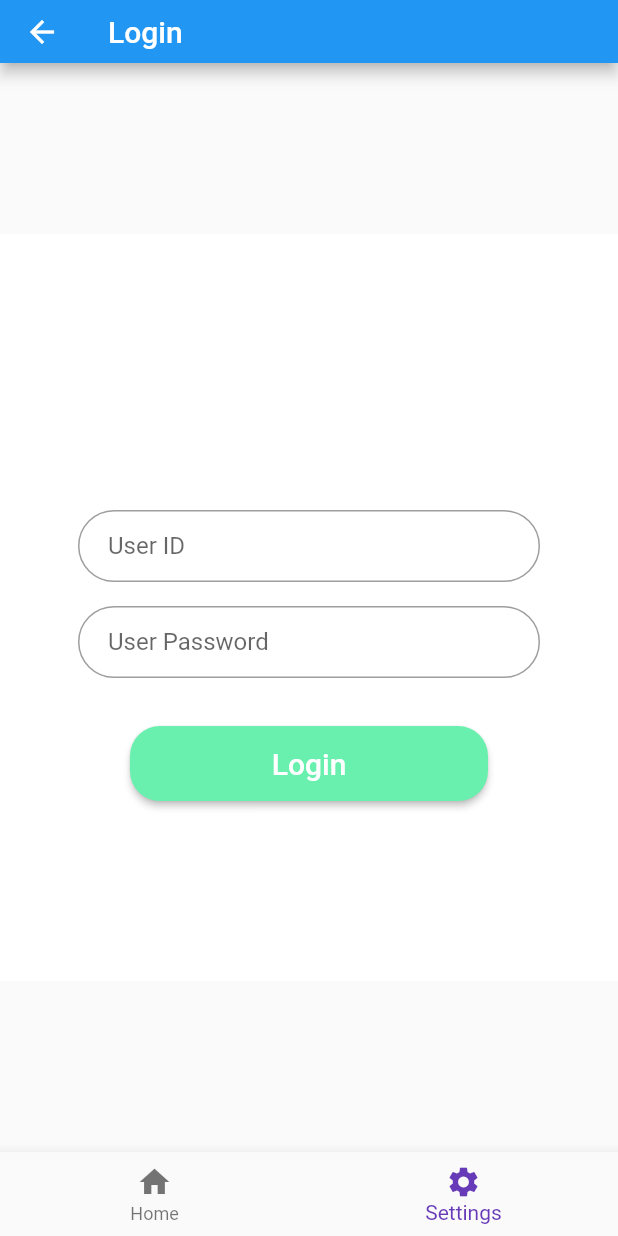
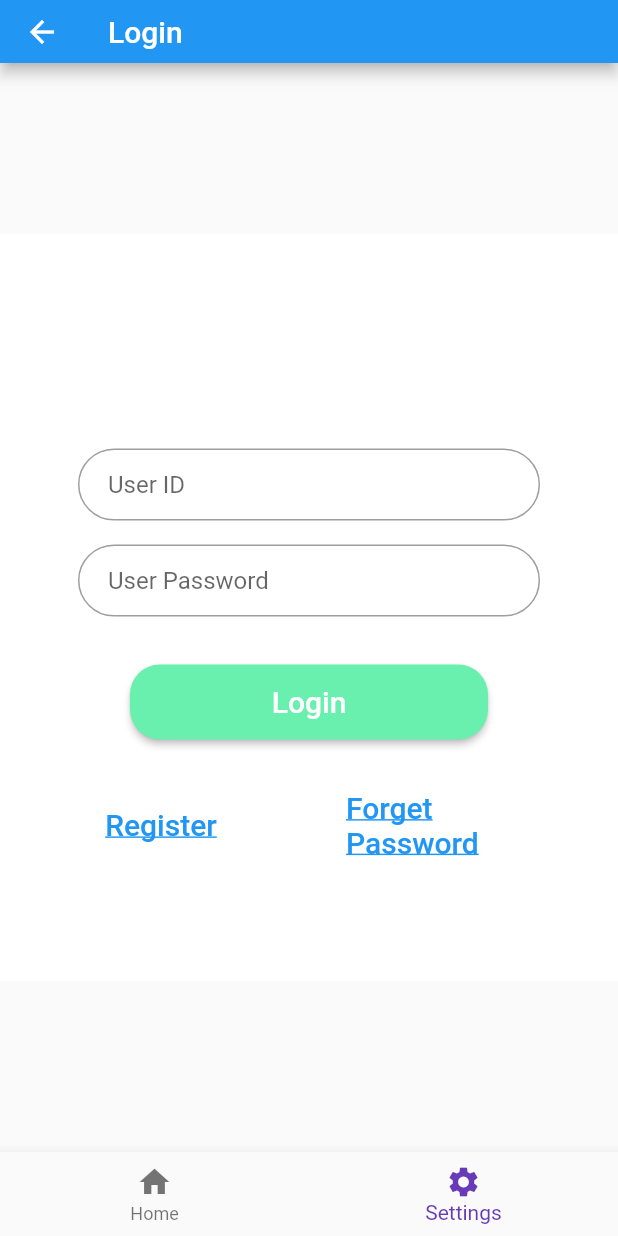
Before and after one commit to lhcdims/fluttertemplate02, a Flutter app: the ClsLogin screen opened directly, on a phone screen of 412 x 824 dp. Run offline on Flutter 3.47's test engine with Material 2 defaults, Android fonts, the phone set to English and light mode, and no system bars; our stand-ins replace connectivity, flutter_redux, fluttertoast, modal_progress_hud, redux, shared_preferences; missing offline and left inert: adhara_socket_io, threading; accounts and stored records are empty.

Commit message:
Start Register & Forget Password

```diff
--- a/lib/LangStrings.dart
+++ b/lib/LangStrings.dart
@@ -25,6 +25,7 @@ class ls {
   // vars for English
   static var listStrings_EN = [
     // General
+    { 'Title':'ForgetPassword', 'Content':'Forget Password'},
     { 'Title':'Home', 'Content':'Home'},
     { 'Title':'Login', 'Content':'Login'},
     { 'Title':'LoginErrorLoginAgain', 'Content':'Login Failed: Pls. login again'},
@@ -34,6 +35,7 @@ class ls {
     { 'Title':'LoginErrorUserIDPassword', 'Content':'Login Failed: User ID & Password does not match'},
     { 'Title':'LoginSuccess', 'Content':'Login Success'},
     { 'Title':'Logout', 'Content':'Logout'},
+    { 'Title':'Register', 'Content':'Register'},
     { 'Title':'NetworkConnected', 'Content':'Network Connected'},
     { 'Title':'NetworkDisconnected', 'Content':'Network Disonnected'},
     { 'Title':'SelectLanguage', 'Content':'Select Language'},
@@ -50,6 +52,7 @@ class ls {
   // vars for Simplified Chinese
   static var listStrings_SC = [
     // General
+    { 'Title':'ForgetPassword', 'Content':'忘记密码'},
     { 'Title':'Home', 'Content':'首页'},
     { 'Title':'Login', 'Content':'登录'},
     { 'Title':'LoginErrorLoginAgain', 'Content':'登入失败：请重新登入'},
@@ -59,6 +62,7 @@ class ls {
     { 'Title':'LoginErrorUserIDPassword', 'Content':'登入失败：账户ID 及 密码不匹配'},
     { 'Title':'LoginSuccess', 'Content':'登入成功'},
     { 'Title':'Logout', 'Content':'登出'},
+    { 'Title':'Register', 'Content':'注册'},
     { 'Title':'NetworkConnected', 'Content':'已连接网络'},
     { 'Title':'NetworkDisconnected', 'Content':'网络已断开'},
     { 'Title':'SelectLanguage', 'Content':'选择语言'},
@@ -75,6 +79,7 @@ class ls {
   // vars for Traditional Chinese
   static var listStrings_TC = [
     // General
+    { 'Title':'ForgetPassword', 'Content':'忘記密碼'},
     { 'Title':'Home', 'Content':'首頁'},
     { 'Title':'Login', 'Content':'登錄'},
     { 'Title':'LoginErrorLoginAgain', 'Content':'登入失敗：請重新登入'},
@@ -84,6 +89,7 @@ class ls {
     { 'Title':'LoginErrorUserIDPassword', 'Content':'登入失敗：賬戶 ID 及 密碼不匹配'},
     { 'Title':'LoginSuccess', 'Content':'登入成功'},
     { 'Title':'Logout', 'Content':'登出'},
+    { 'Title':'Register', 'Content':'註冊'},
     { 'Title':'NetworkConnected', 'Content':'已連接網絡'},
     { 'Title':'NetworkDisconnected', 'Content':'網絡已斷開'},
     { 'Title':'SelectLanguage', 'Content':'選擇語言'},
--- a/lib/Login.dart
+++ b/lib/Login.dart
@@ -33,20 +33,25 @@ class _ClsLoginState extends State<ClsLogin> {
     super.initState();
     // Add listeners to this class, if any
   }
-
+  void funLoginRegister() {
+  }
+  void funLoginForgetPW() {
+  }
   void funLoginPressed() {
     gv.resetVars();
 
     bool bolLoadingLast = true;
 
     // Validate Input
-    if (ut.stringBytes(ctlUserID.text) < gv.intDefUserIDMinLen || ut.stringBytes(ctlUserID.text) > gv.intDefUserIDMaxLen) {
+    if (ut.stringBytes(ctlUserID.text) < gv.intDefUserIDMinLen ||
+        ut.stringBytes(ctlUserID.text) > gv.intDefUserIDMaxLen) {
       setState(() {
         gv.strLoginError = ls.gs('UserIDErrorMinMaxLen');
       });
       return;
     }
-    if (ut.stringBytes(ctlUserPW.text) < gv.intDefUserPWMinLen || ut.stringBytes(ctlUserPW.text) > gv.intDefUserPWMaxLen) {
+    if (ut.stringBytes(ctlUserPW.text) < gv.intDefUserPWMinLen ||
+        ut.stringBytes(ctlUserPW.text) > gv.intDefUserPWMaxLen) {
       setState(() {
         gv.strLoginError = ls.gs('UserPWErrorMinMaxLen');
       });
@@ -243,13 +248,52 @@ class _ClsLoginState extends State<ClsLogin> {
                         textColor: Colors.white,
                         color: Colors.greenAccent,
                         onPressed: () => funLoginPressed(),
-                        child: Text('Login',
+                        child: Text(ls.gs('Login'),
                             style:
                                 TextStyle(fontSize: sv.dblDefaultFontSize * 1)),
                       ),
                     ),
                   ),
                   Text(ut.Space(sv.gintSpaceBigButton)),
+                ],
+              ),
+              Text(' '),
+              Text(' '),
+              Row(
+                children: <Widget>[
+                  Text(ut.Space(5)),
+                  Expanded(
+                    child: SizedBox(
+                      height: sv.dblDefaultFontSize * 2.5,
+                      child: FlatButton(
+                          textColor: Colors.blue,
+                          onPressed: () => funLoginRegister(),
+                          child: Text(
+                            ls.gs('Register'),
+                            style: TextStyle(
+                              fontSize: sv.dblDefaultFontSize * 1,
+                              decoration: TextDecoration.underline,
+                            ),
+                          )),
+                    ),
+                  ),
+                  Text(ut.Space(5)),
+                  Expanded(
+                    child: SizedBox(
+                      height: sv.dblDefaultFontSize * 2.5,
+                      child: FlatButton(
+                          textColor: Colors.blue,
+                          onPressed: () => funLoginForgetPW(),
+                          child: Text(
+                            ls.gs('ForgetPassword'),
+                            style: TextStyle(
+                              fontSize: sv.dblDefaultFontSize * 1,
+                              decoration: TextDecoration.underline,
+                            ),
+                          )),
+                    ),
+                  ),
+                  Text(ut.Space(5)),
                 ],
               ),
             ],
--- a/lib/gv.dart
+++ b/lib/gv.dart
@@ -5,6 +5,7 @@ import 'package:shared_preferences/shared_preferences.dart';
 import 'package:threading/threading.dart';
 import 'package:adhara_socket_io/adhara_socket_io.dart';
 import 'package:redux/redux.dart';
+import 'package:connectivity/connectivity.dart';
 
 // Import Self Darts
 import 'LangStrings.dart';
@@ -69,10 +70,22 @@ class gv {
 
 
 
-  // Declare SharedPreferences
+
+  // Declare SharedPreferences && Connectivity
+  static var NetworkStatus;
   static SharedPreferences pref;
   static Init() async {
     pref = await SharedPreferences.getInstance();
+    NetworkStatus = await (Connectivity().checkConnectivity());
+    // Detect Connectivity
+
+    if (NetworkStatus == ConnectivityResult.mobile) {
+      // I am connected to a mobile network.
+      print('Mobile Network');
+    } else if (NetworkStatus == ConnectivityResult.wifi) {
+      // I am connected to a wifi network.
+      print('WiFi Network');
+    }
   }
   static getString(strKey) {
     var strResult = '';
--- a/pubspec.yaml
+++ b/pubspec.yaml
@@ -25,6 +25,7 @@ dependencies:
   modal_progress_hud:
   fluttertoast: ^2.2.7
   flutter_redux:
+  connectivity:
 
 dev_dependencies:
   flutter_test:
```
